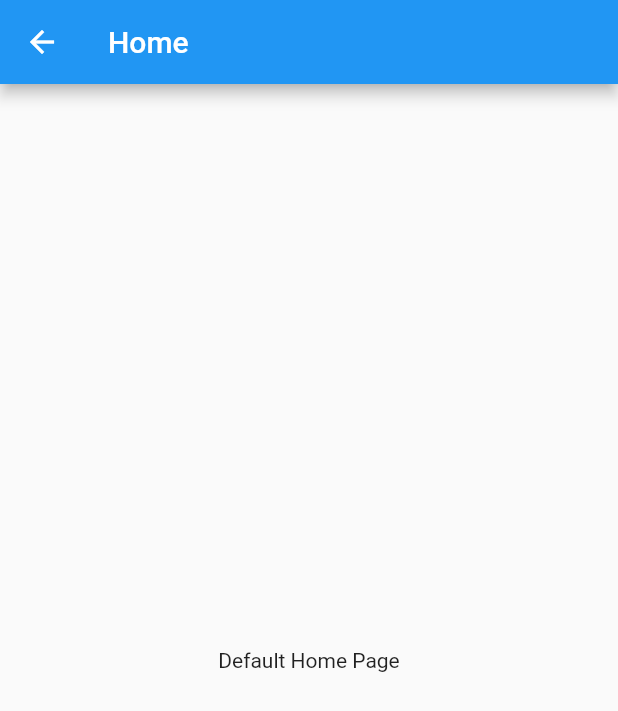
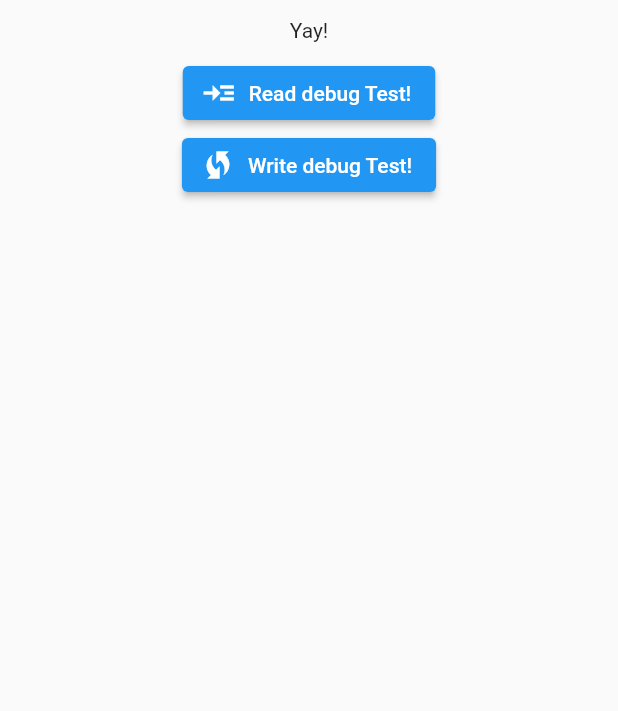
Before and after one commit to ActuallyHappening/IOT, a Flutter app: the DefaultHomeWidget widget shown alone on an empty page, opened directly, on a phone screen of 412 x 824 dp. Shown: the top 711 px of the screen. Run offline on Flutter 3.47's test engine with Material 2 defaults, Android fonts, the phone set to English and light mode, and no system bars; our stand-ins replace animated_text_kit, firebase_core; missing offline and left inert: menubar; accounts and stored records are empty.

Commit message:
Removed views.dart

```diff
--- a/flutter/ah_portal/lib/views/debug.dart
+++ b/flutter/ah_portal/lib/views/debug.dart
@@ -1,24 +1,9 @@
-import 'package:ah_portal/views/views.dart';
 import 'package:flutter/material.dart';
 
-class DebugView extends StatelessWidget implements Viewable {
-  const DebugView({super.key, required this.drawer});
+class DebugWidget extends StatelessWidget {
+  const DebugWidget({super.key, required this.drawer});
 
   @override
-  final WidgetBuilder drawer;
-
-  @override
-  Widget build(BuildContext context) {
-    return MaterialApp(
-      title: 'Debug Page',
-      home: DebugInfoWidget(drawer: drawer),
-    );
-  }
-}
-
-class DebugInfoWidget extends StatelessWidget {
-  const DebugInfoWidget({super.key, required this.drawer});
-
   final WidgetBuilder drawer;
 
   static const String _headerImage =
--- a/flutter/ah_portal/lib/views/default.dart
+++ b/flutter/ah_portal/lib/views/default.dart
@@ -1,33 +1,30 @@
-import 'package:ah_portal/views/views.dart';
 import 'package:flutter/material.dart';
 
-class DefaultHomeView extends StatelessWidget implements Viewable {
-  const DefaultHomeView({super.key, required this.drawer});
-
-  @override
-  final WidgetBuilder drawer;
+class DefaultHomeWidget extends StatelessWidget {
+  const DefaultHomeWidget({super.key});
 
   @override
   Widget build(BuildContext context) {
-    return DefaultHomeWidget(drawer: drawer(context));
+    return Padding(
+        padding: const EdgeInsets.all(12.0),
+        child: Column(crossAxisAlignment: CrossAxisAlignment.center, children: [
+          const Text("Yay!"),
+          SizedBox(
+            height: 10,
+            width: MediaQuery.of(context).size.width,
+          ),
+          ElevatedButton.icon(
+              onPressed: () {
+                debugPrint("Debug Read pressed");
+              },
+              icon: const Icon(Icons.read_more),
+              label: const Text("Read debug Test!")),
+          ElevatedButton.icon(
+              onPressed: () {
+                debugPrint("Debug Write pressed");
+              },
+              icon: const Icon(Icons.wifi_protected_setup),
+              label: const Text("Write debug Test!")),
+        ]));
   }
 }
-
-class DefaultHomeWidget extends StatelessWidget {
-  const DefaultHomeWidget({super.key, this.drawer});
-
-  final Widget? drawer;
-
-  @override
-  Widget build(BuildContext context) {
-    return Scaffold(
-      appBar: AppBar(
-        title: const Text('Home'),
-      ),
-      body: const Center(
-        child: Text('Default Home Page'),
-      ),
-      drawer: drawer,
-    );
-  }
-}
--- a/flutter/ah_portal/lib/views/views.dart
+++ /dev/null
@@ -1,5 +0,0 @@
-import 'package:flutter/material.dart';
-
-abstract class Viewable {
-  WidgetBuilder get drawer;
-}
```
Also changed, not shown: flutter/ah_portal/lib/main.dart (+13 -3 lines).
